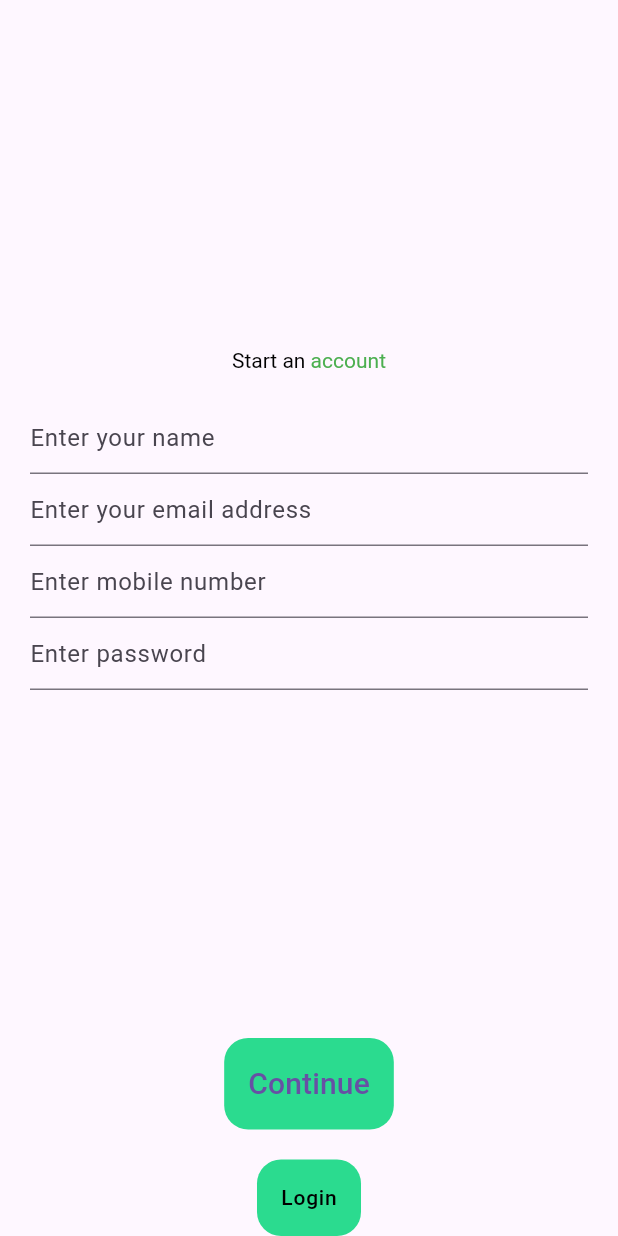
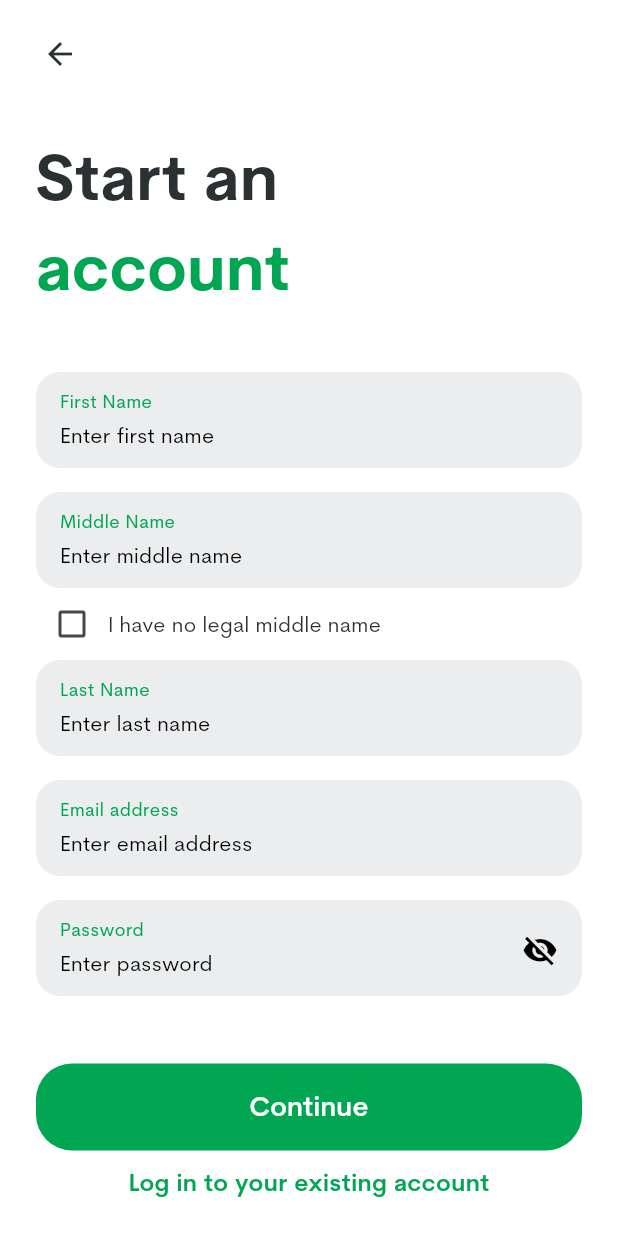
Before and after one commit to bjgeronimo-maya/cadetbank, a Flutter app: the RegistrationScreen screen opened by its route, on a phone screen of 412 x 824 dp. Run offline on Flutter 3.47's test engine with Material 3 defaults, Android fonts, the phone set to English and light mode, and no system bars; our stand-ins replace dio, equatable, flutter_bloc, freezed_annotation, get_it, lottie and 1 more.

Commit message:
feat: improve registration screen

```diff
--- a/lib/core/di/service_locator.dart
+++ b/lib/core/di/service_locator.dart
@@ -1,8 +1,16 @@
 import 'package:cadetbank/core/utils/dio_factory.dart';
+import 'package:cadetbank/data/data_source/auth_data_source.dart';
+import 'package:cadetbank/data/data_source/remote/auth_remote_data_source_impl.dart';
+import 'package:cadetbank/data/repositories/auth_repository_impl.dart';
+import 'package:cadetbank/domain/repositories/auth_repository.dart';
 import 'package:get_it/get_it.dart';
 
 final serviceLocator = GetIt.instance;
 
 Future<void> setupDependencies() async {
   serviceLocator.registerLazySingleton<DioFactory>(() => const DioFactory());
+    final dio = await serviceLocator<DioFactory>().createDio();
+
+  serviceLocator.registerLazySingleton<AuthDataSource> (() => AuthRemoteDataSourceImpl(dio));
+  serviceLocator.registerLazySingleton<AuthRepository>(() => AuthRepositoryImpl(serviceLocator()));
 }
--- a/lib/core/res/themes/theme.dart
+++ b/lib/core/res/themes/theme.dart
@@ -7,6 +7,7 @@ part 'elevated_button_theme.dart';
 part 'text_theme.dart';
 
 ThemeData get appTheme => ThemeData(
+  fontFamily: 'CerebriSansPro',
   elevatedButtonTheme: _elevatedButtonTheme,
   textTheme: _textTheme,
 );
--- a/lib/main.dart
+++ b/lib/main.dart
@@ -1,10 +1,12 @@
 
+import 'package:cadetbank/core/di/service_locator.dart';
 import 'package:cadetbank/core/navigation/router.dart';
 import 'package:cadetbank/core/navigation/routes.dart';
 import 'package:cadetbank/core/res/themes/theme.dart';
 import 'package:flutter/material.dart';
 
-void main() {
+void main() async {
+  await setupDependencies();
   runApp(const CadetBankApp());
 }
 
--- a/lib/presentation/screens/registration/registration_screen.dart
+++ b/lib/presentation/screens/registration/registration_screen.dart
@@ -1,5 +1,6 @@
 
 import 'package:cadetbank/core/navigation/routes.dart';
+import 'package:cadetbank/core/res/values/app_colors.dart';
 import 'package:cadetbank/core/res/values/dimens.dart';
 import 'package:cadetbank/core/res/values/strings.dart';
 import 'package:cadetbank/presentation/screens/registration/widgets/registration_form.dart';
@@ -10,54 +11,95 @@ class RegistrationScreen extends StatelessWidget {
 
   @override
   Widget build(BuildContext context) => Scaffold(
-    body: Center(
+    backgroundColor: AppColors.whiteFFFFFF,
+    body: SafeArea(
+      child: Column(
+        children: [
+          Padding(
+            padding: const EdgeInsets.only(left: Dimens.s16, top: Dimens.s12, bottom: Dimens.s12),
+            child: Align(
+              alignment: Alignment.centerLeft,
+              child: IconButton(
+                icon: const Icon(Icons.arrow_back, color: AppColors.black2B3033),
+                onPressed: () => Navigator.pop(context),
+              ),
+            ),
+          ),
+          const Expanded(
+            child: SingleChildScrollView(
               child: Padding(
-        padding: const EdgeInsets.symmetric(horizontal: Dimens.s20),
+                padding: EdgeInsets.symmetric(horizontal: Dimens.s24),
                 child: Column(
-          mainAxisSize: MainAxisSize.min,
+                  crossAxisAlignment: CrossAxisAlignment.start,
                   children: [
-            RichText(
-              text: const TextSpan(
-                style: TextStyle(color: Colors.black),
-                children: <TextSpan>[
-                  TextSpan(
-                      text: 'Start an '
+                    SizedBox(height: Dimens.s16),
+                    Text(
+                      'Start an',
+                      style: TextStyle(
+                        fontSize: 42,
+                        fontWeight: FontWeight.w700,
+                        color: AppColors.black2B3033,
                       ),
-                  TextSpan(
-                    style: TextStyle(color: Colors.green),
-                    text: 'account',
+                    ),
+                    Text(
+                      'account',
+                      style: TextStyle(
+                        fontSize: 42,
+                        fontWeight: FontWeight.w700,
+                        color: AppColors.green00A651,
+                      ),
+                    ),
+                    SizedBox(height: Dimens.s40),
+                    RegistrationForm(),
+                  ],
+                ),
+              ),
+            ),
+          ),
+          Padding(
+            padding: const EdgeInsets.symmetric(horizontal: Dimens.s24, vertical: Dimens.s24),
+            child: Column(
+              children: [
+                SizedBox(
+                  width: double.infinity,
+                  child: ElevatedButton(
+                    onPressed: () {},
+                    style: ElevatedButton.styleFrom(
+                      padding: const EdgeInsets.symmetric(vertical: Dimens.s16),
+                      backgroundColor: AppColors.green00A651,
+                      shape: RoundedRectangleBorder(
+                        borderRadius: BorderRadius.circular(Dimens.s24),
+                      ),
+                    ),
+                    child: const Text(
+                      Strings.kContinue,
+                      style: TextStyle(
+                        fontSize: 18,
+                        fontWeight: FontWeight.w600,
+                        color: AppColors.whiteFFFFFF,
+                      ),
+                    ),
+                  ),
+                ),
+                const SizedBox(height: Dimens.s10),
+                GestureDetector(
+                  onTap: () {
+                    Navigator.pushReplacementNamed(context, Routes.login);
+                  },
+                  child: const Text(
+                    'Log in to your existing account',
+                    style: TextStyle(
+                      fontSize: 16,
+                      fontWeight: FontWeight.w600,
+                      color: AppColors.green00A651,
+                    ),
+                  ),
                 ),
               ],
             ),
           ),
-
-            const SizedBox(height: Dimens.s20),
-
-            const RegistrationForm(),
         ],
       ),
     ),
-    ),
-    bottomNavigationBar: Column(
-      mainAxisSize: MainAxisSize.min,
-      children: [
-        ElevatedButton(
-          onPressed: () {},
-          child: const Text(Strings.kContinue),
-        ),
-
-        const SizedBox(height: Dimens.s20),
-
-        ElevatedButton(
-          onPressed: () {
-            Navigator.pushReplacementNamed(context, Routes.login);
-          },
-          child: Text(
-            Strings.login,
-            style: Theme.of(context).textTheme.labelMedium,
-          ),
-        )
-      ],
-    )
   );
 }
--- a/lib/presentation/screens/registration/widgets/registration_form.dart
+++ b/lib/presentation/screens/registration/widgets/registration_form.dart
@@ -1,30 +1,94 @@
+import 'package:cadetbank/core/res/values/app_colors.dart';
+import 'package:cadetbank/core/res/values/dimens.dart';
 import 'package:cadetbank/core/res/values/strings.dart';
+import 'package:cadetbank/presentation/widgets/input_field.dart';
 import 'package:flutter/material.dart';
 
-class RegistrationForm extends StatelessWidget {
+class RegistrationForm extends StatefulWidget {
   const RegistrationForm({super.key});
 
   @override
-  Widget build(BuildContext context) => const Column(
+  State<RegistrationForm> createState() => _RegistrationFormState();
+}
+
+class _RegistrationFormState extends State<RegistrationForm> {
+  bool _noMiddleName = false;
+  late TextEditingController _middleNameController;
+
+  @override
+  void initState() {
+    super.initState();
+    _middleNameController = TextEditingController();
+  }
+
+  @override
+  void dispose() {
+    _middleNameController.dispose();
+    super.dispose();
+  }
+
+  @override
+  Widget build(BuildContext context) => Column(
     children: [
-      TextField(
+      InputField(
+        label: 'First Name',
+        hint: 'Enter first name',
+        onChanged: (_) {},
         keyboardType: TextInputType.name,
-        decoration: InputDecoration(hintText: Strings.nameHint),
       ),
-
-      TextField(
+      const SizedBox(height: Dimens.s16),
+      InputField(
+        label: 'Middle Name',
+        hint: 'Enter middle name',
+        onChanged: (_) {},
+        keyboardType: TextInputType.name,
+        enabled: !_noMiddleName,
+        textEditingController: _middleNameController,
+      ),
+      Row(
+        children: [
+          Checkbox(
+            value: _noMiddleName,
+            onChanged: (value) {
+              setState(() {
+                _noMiddleName = value ?? false;
+                if (_noMiddleName) {
+                  _middleNameController.clear();
+                }
+              });
+            },
+            activeColor: AppColors.green00A651,
+          ),
+          const Expanded(
+            child: Text(
+              'I have no legal middle name',
+              style: TextStyle(
+                fontSize: 14,
+                color: AppColors.black2B3033,
+              ),
+            ),
+          ),
+        ],
+      ),
+      InputField(
+        label: 'Last Name',
+        hint: 'Enter last name',
+        onChanged: (_) {},
+        keyboardType: TextInputType.name,
+      ),
+      const SizedBox(height: Dimens.s16),
+      InputField(
+        label: 'Email address',
+        hint: 'Enter email address',
+        onChanged: (_) {},
         keyboardType: TextInputType.emailAddress,
-        decoration: InputDecoration(hintText: Strings.emailHint),
       ),
-
-      TextField(
-        keyboardType: TextInputType.number,
-        decoration: InputDecoration(hintText: Strings.mobileNumberHint),
-      ),
-
-      TextField(
+      const SizedBox(height: Dimens.s16),
+      InputField(
+        label: 'Password',
+        hint: 'Enter password',
+        onChanged: (_) {},
         keyboardType: TextInputType.visiblePassword,
-        decoration: InputDecoration(hintText: Strings.passwordHint),
       ),
     ],
   );
```
Also changed, not shown: pubspec.yaml (+12 -0 lines), lib/core/res/assets/fonts/CerebriSansPro-Bold.otf (added), lib/core/res/assets/fonts/CerebriSansPro-Medium.otf (added), lib/core/res/assets/fonts/CerebriSansPro-Regular.otf (added), lib/core/res/assets/fonts/CerebriSansPro-SemiBold.otf (added), lib/data/CerebriSansPro-Medium.otf (added). Lines whose indentation alone changed are shown as unchanged.
